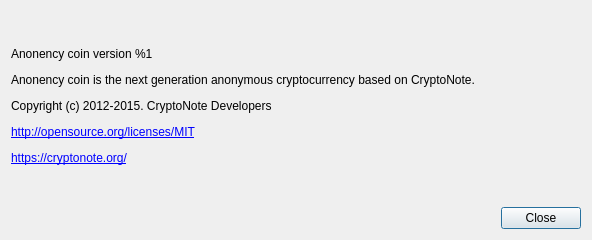
This is src/gui/ui/aboutdialog.ui in Anonency/anonency-wallet as Qt 5 draws it before an edit. The edited form follows.
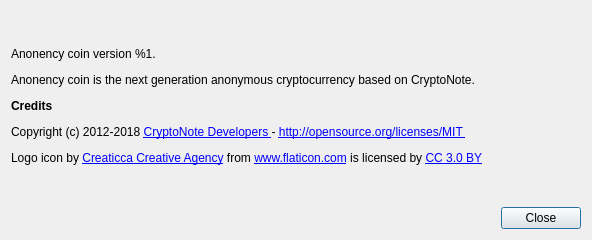
This is the edited form.

Commit message: Update readme file and added credits in About menu.

The edit to the form file:
```diff
--- a/src/gui/ui/aboutdialog.ui
+++ b/src/gui/ui/aboutdialog.ui
@@ -41,7 +41,7 @@
       </sizepolicy>
      </property>
      <property name="text">
-      <string>&lt;html&gt;&lt;head/&gt;&lt;body&gt;&lt;p&gt;Anonency coin version %1&lt;/p&gt;&lt;p&gt;Anonency coin is the next generation anonymous cryptocurrency based on CryptoNote.&lt;/p&gt;&lt;p&gt;Copyright (c) 2012-2015. CryptoNote Developers&lt;/p&gt;&lt;p&gt;&lt;a href=&quot;http://opensource.org/licenses/MIT&quot;&gt;&lt;span style=&quot; text-decoration: underline; color:#0000ff;&quot;&gt;http://opensource.org/licenses/MIT&lt;/span&gt;&lt;/a&gt;&lt;/p&gt;&lt;p&gt;&lt;a href=&quot;https://cryptonote.org/&quot;&gt;&lt;span style=&quot; text-decoration: underline; color:#0000ff;&quot;&gt;https://cryptonote.org/&lt;/span&gt;&lt;/a&gt;&lt;/p&gt;&lt;/body&gt;&lt;/html&gt;</string>
+      <string>&lt;html&gt;&lt;head/&gt;&lt;body&gt;&lt;p&gt;Anonency coin version %1.&lt;/p&gt;&lt;p&gt;Anonency coin is the next generation anonymous cryptocurrency based on CryptoNote.&lt;/p&gt;&lt;p&gt; &lt;strong&gt;Credits&lt;/strong&gt;&lt;/p&gt;&lt;p&gt; Copyright (c) 2012-2018 &lt;a href=&quot;https://cryptonote.org/&quot;&gt; &lt;span style=&quot; text-decoration: underline; color:#0000ff;&quot;&gt;CryptoNote Developers&lt;/span&gt; &lt;/a&gt; - &lt;a href=&quot;http://opensource.org/licenses/MIT&quot;&gt; &lt;span style=&quot; text-decoration: underline; color:#0000ff;&quot;&gt;http://opensource.org/licenses/MIT&lt;/span&gt; &lt;/a&gt;&lt;/p&gt;&lt;p&gt; Logo icon by &lt;a href=&quot;https://www.flaticon.com/authors/creaticca-creative-agency&quot; title=&quot;Creaticca Creative Agency&quot; style=&quot; text-decoration: underline; color:#0000ff;&quot;&gt;Creaticca Creative Agency&lt;/a&gt; from &lt;a href=&quot;https://www.flaticon.com/&quot; title=&quot;Flaticon&quot; style=&quot; text-decoration: underline; color:#0000ff;&quot;&gt;www.flaticon.com&lt;/a&gt; is licensed by &lt;a href=&quot;http://creativecommons.org/licenses/by/3.0/&quot; title=&quot;Creative Commons BY 3.0&quot; target=&quot;_blank&quot; style=&quot; text-decoration: underline; color:#0000ff;&quot;&gt;CC 3.0 BY&lt;/a&gt;&lt;/p&gt;&lt;/body&gt;&lt;/html&gt;</string>
      </property>
      <property name="textFormat">
       <enum>Qt::RichText</enum>
```
The commit also changes 2 other files.
